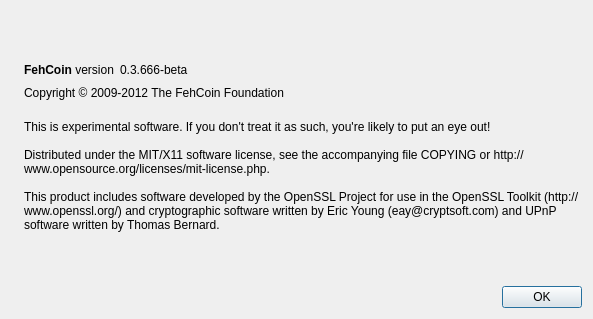
Before: the Qt Designer form src/qt/forms/aboutdialog.ui in exacoin/ExoCoin, drawn with Qt 5.
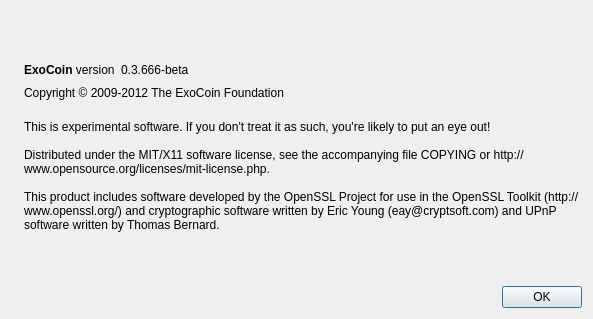
After: the same form once the commit is applied. Icons and pictures are not drawn.

```diff
--- a/src/qt/forms/aboutdialog.ui
+++ b/src/qt/forms/aboutdialog.ui
@@ -50,7 +50,7 @@
           <cursorShape>IBeamCursor</cursorShape>
          </property>
          <property name="text">
-          <string>&lt;b&gt;FehCoin&lt;/b&gt; version</string>
+          <string>&lt;b&gt;ExoCoin&lt;/b&gt; version</string>
          </property>
          <property name="textInteractionFlags">
           <set>Qt::LinksAccessibleByMouse|Qt::TextSelectableByKeyboard|Qt::TextSelectableByMouse</set>
@@ -91,7 +91,7 @@
         <cursorShape>IBeamCursor</cursorShape>
        </property>
        <property name="text">
-        <string>Copyright © 2009-2012 The FehCoin Foundation</string>
+        <string>Copyright © 2009-2012 The ExoCoin Foundation</string>
        </property>
        <property name="textInteractionFlags">
         <set>Qt::LinksAccessibleByMouse|Qt::TextSelectableByKeyboard|Qt::TextSelectableByMouse</set>
```
Left out of the diff: 2 changed lines with no effect on the pictures.
